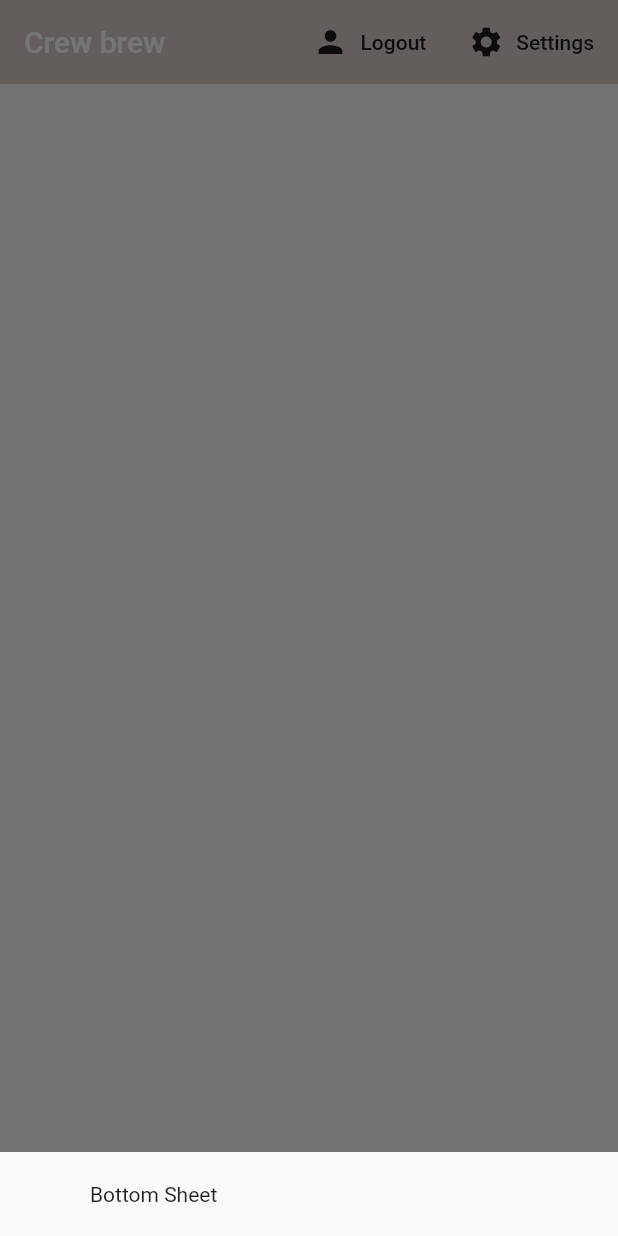
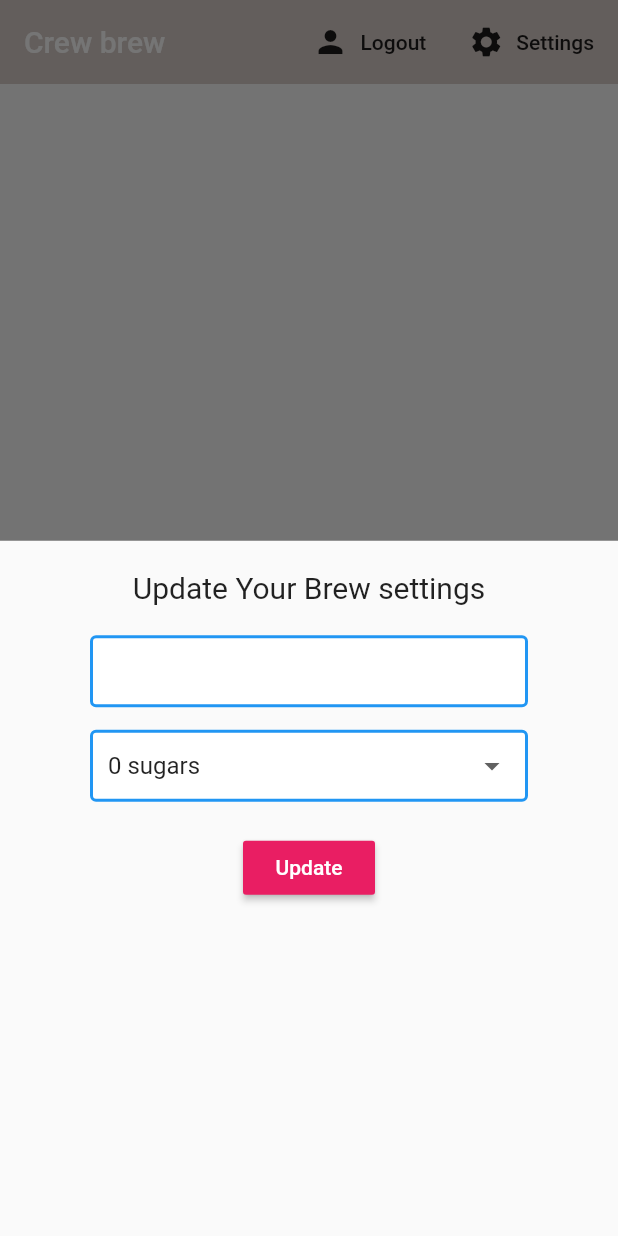
Before and after one commit to alceil/netninjaauth, a Flutter app: the screen it shows once a user with an empty profile is signed in, after a tap on "Settings", on a phone screen of 412 x 824 dp. Run offline on Flutter 3.47's test engine with Material 2 defaults, Android fonts, the phone set to English and light mode, and no system bars; our stand-ins replace cloud_firestore, firebase_auth, flutter_spinkit; accounts and stored records are empty.

Commit message:
added changes

```diff
--- a/lib/Home.dart
+++ b/lib/Home.dart
@@ -1,5 +1,6 @@
 import 'package:cloud_firestore/cloud_firestore.dart';
 import 'package:flutter/material.dart';
+import 'package:netninjafbcourseapp/SettingForm.dart';
 import 'package:netninjafbcourseapp/authservices.dart';
 import 'package:netninjafbcourseapp/brew.dart';
 import 'package:netninjafbcourseapp/database.dart';
@@ -13,12 +14,11 @@ class Home extends StatelessWidget {
       showModalBottomSheet(context: context, builder: (context){
         return Container(
         padding: EdgeInsets.symmetric(vertical:20.0,horizontal:60.0),
-          child: Text('Bottom Sheet'),
+          child: SettingsForm(),
         );
       });
     }
-
-          return StreamProvider<List<Brew>>.value(
+    return StreamProvider<List<Brew>>.value(
       value: DataBaseServices().brews,
       child: Scaffold(
         appBar:AppBar(
--- a/lib/SettingForm.dart
+++ b/lib/SettingForm.dart
@@ -0,0 +1,55 @@
+import 'constants.dart';
+import 'package:flutter/material.dart';
+class SettingsForm extends StatefulWidget {
+  @override
+  _SettingsFormState createState() => _SettingsFormState();
+}
+
+class _SettingsFormState extends State<SettingsForm> {
+final _formKey=GlobalKey<FormState>();
+final List<String> sugars=['0','1','2','3','4','5','6'];
+String _currentname;
+String _currentsugar;
+int _currentstrength;
+
+
+  @override
+  Widget build(BuildContext context) {
+    return Form(
+      key: _formKey,
+      child: Column(
+        children: <Widget>[
+          Text('Update Your Brew settings',style: TextStyle(fontSize: 20),),
+          SizedBox(height: 20,),
+          TextFormField(
+            decoration:textInputDecoration ,
+            validator: (val)=>val.isEmpty?'Please enter your name':null,
+              onChanged: (val) => setState(()=>_currentname=val),
+          ),
+          SizedBox(height: 15,),
+          DropdownButtonFormField(
+            value: _currentsugar??'0',
+            decoration: textInputDecoration,
+            items: sugars.map((sugar){
+              return DropdownMenuItem(
+              value: sugar,
+                child: Text('${sugar} sugars'),
+              );
+            }).toList(),
+            onChanged: (val) => setState(()=>_currentsugar=val),
+          ),
+          SizedBox(height: 20,),
+          RaisedButton(
+            color: Colors.pink,
+            child: Text('Update',style: TextStyle(color: Colors.white),),onPressed: () async{
+              print(_currentname);
+              print(_currentsugar);
+              print(_currentstrength);
+
+          },
+          )
+        ],
+      ),
+    );
+  }
+}
```
